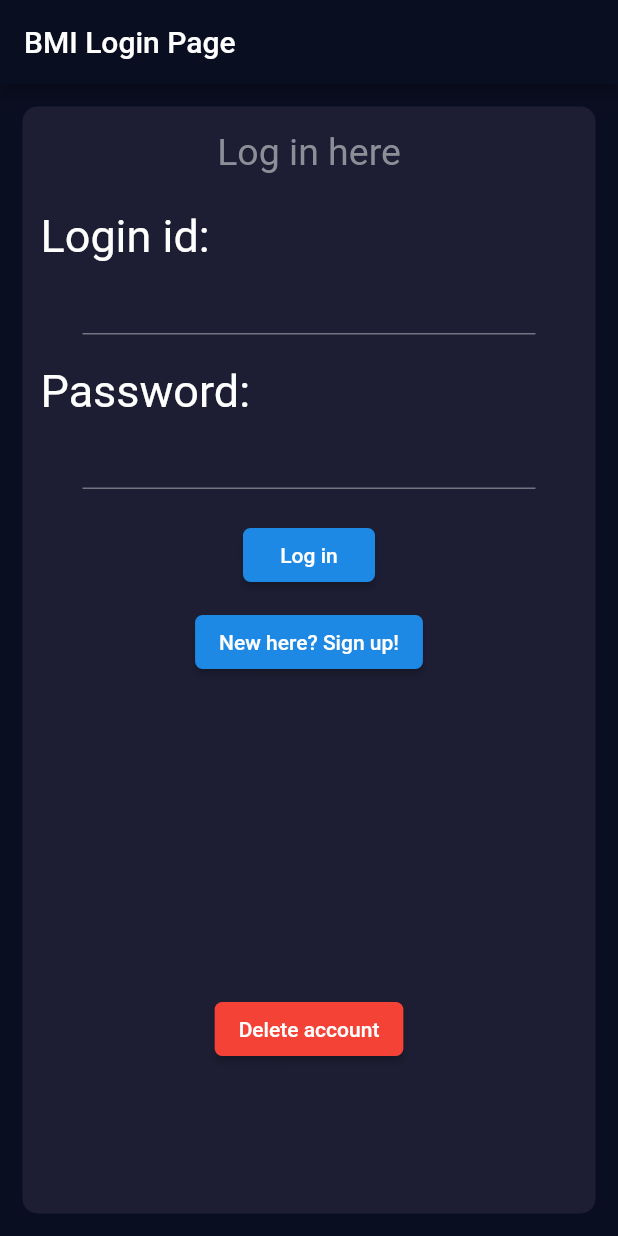
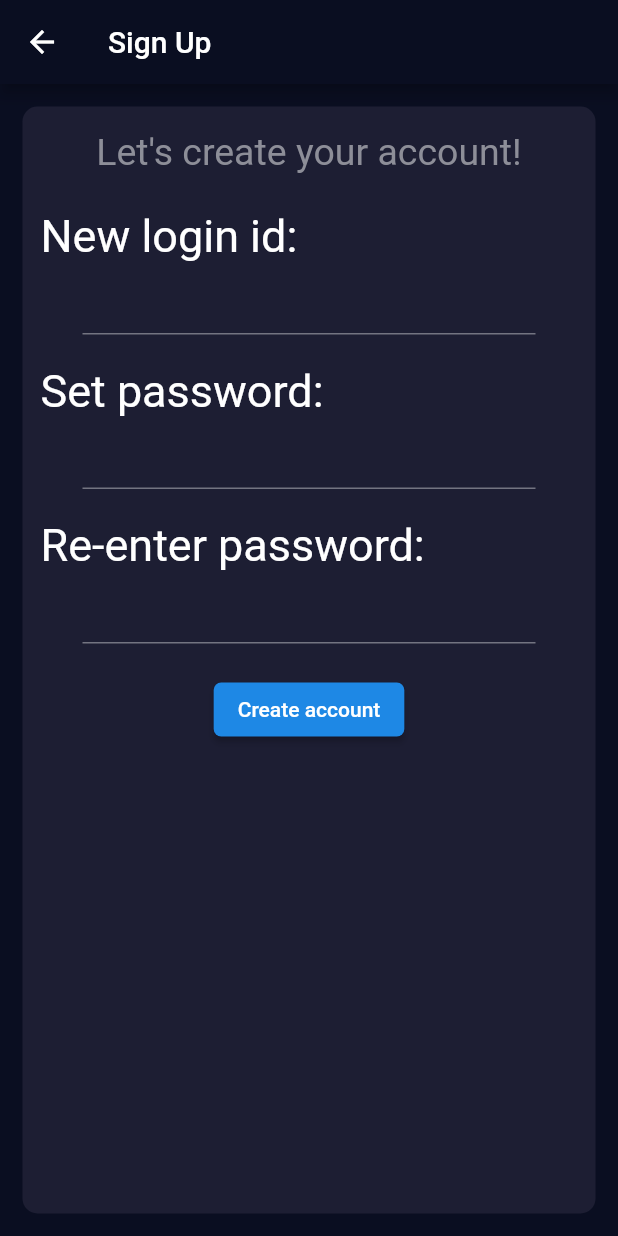
Before and after one commit to ritwik-ghosh153/secure-BMI-app, a Flutter app: the screen it shows after launch, after a tap on "New here? Sign up!", on a phone screen of 412 x 824 dp. Run offline on Flutter 3.47's test engine with Material 2 defaults, Android fonts, the phone set to English and light mode, and no system bars; our stand-ins replace font_awesome_flutter, rflutter_alert.

Commit message:
added sign-in layout, alerts, bmi content

```diff
--- a/lib/main.dart
+++ b/lib/main.dart
@@ -1,4 +1,5 @@
 import 'package:crud_app/homepage.dart';
+import 'package:crud_app/signin.dart';
 import 'package:flutter/material.dart';
 import 'homepage.dart';
 
@@ -13,6 +14,7 @@ class secureBMI extends StatelessWidget {
       initialRoute: '/home',
       routes: {
         '/home': (context) => HomePage(),
+        '/signin': (context) => SignInPage(),
       },
       theme: ThemeData.dark().copyWith(
         primaryColor: Color(0xFF0A0E21),
--- /dev/null
+++ b/lib/signin.dart
@@ -0,0 +1,119 @@
+import 'package:flutter/material.dart';
+import 'reusable_card.dart';
+import 'constants.dart';
+import 'textInnput.dart';
+import 'package:rflutter_alert/rflutter_alert.dart';
+
+class SignInPage extends StatelessWidget {
+  final TextInput id = TextInput();
+  final TextInput pass = TextInput();
+  final TextInput repass= TextInput();
+
+  @override
+  Widget build(BuildContext context) {
+    return Scaffold(
+        appBar: AppBar(
+          title: Text('Sign Up'),
+        ),
+        body: ReusableCard(
+          cardChild: Column(
+            children: <Widget>[
+              Expanded(
+                child: Column(
+                  children: <Widget>[
+                    Padding(
+                      padding:
+                          const EdgeInsets.fromLTRB(16.0, 16.0, 16.0, 24.0),
+                      child: Text('Let\'s create your account!', style: kLabelTextStyle.copyWith(fontSize: 25),
+                      ),
+                    ),
+                    //Login credentials
+                    // Login id
+                    Row(
+                      children: <Widget>[
+                        Padding(
+                          padding: const EdgeInsets.symmetric(horizontal: 12.0),
+                          child: Text('New login id:', style: TextStyle(fontSize: 30.0),
+                          ),
+                        ),
+                      ],
+                    ),
+                    id,
+                    //Password
+                    Row(
+                      children: <Widget>[
+                        Padding(
+                          padding: const EdgeInsets.symmetric(horizontal: 12.0),
+                          child: Text('Set password:', style: TextStyle(fontSize: 30.0)),
+                        ),
+                      ],
+                    ),
+                    pass,
+                    //Re-enter password
+                    Row(
+                      children: <Widget>[
+                        Padding(
+                          padding: const EdgeInsets.symmetric(horizontal: 12.0),
+                          child: Text('Re-enter password:', style: TextStyle(fontSize: 30.0)),
+                        ),
+                      ],
+                    ),
+                    repass,
+                    //Log in button
+                    RaisedButton(
+                        shape: kButtonShape,
+                        child: Text('Create account'),
+                        onPressed: () {
+                          if(id.getText()=='' || pass.getText()=='' || repass==''){
+                            Alert(
+                              style: AlertStyle(
+                                backgroundColor: Colors.white,
+                              ),
+                              context: context,
+                              title: 'OOPS!!',
+                              desc: 'All the fields are required!',
+                              buttons: [
+                                DialogButton(
+                                  child: Text(
+                                    "OKAY",
+                                    style: TextStyle(color: Colors.white, fontSize: 20),
+                                  ),
+                                  onPressed: () => Navigator.pop(context),
+                                  width: 120,
+                                )
+                              ],
+                            ).show();
+                          }
+                          else if(pass.getText()!=repass.getText()){
+                            Alert(
+                              style: AlertStyle(
+                                backgroundColor: Colors.white,
+                              ),
+                              context: context,
+                              title: 'OOPS!!',
+                              desc: 'The passwords do not match :(',
+                              buttons: [
+                                DialogButton(
+                                  child: Text(
+                                    "OKAY",
+                                    style: TextStyle(color: Colors.white, fontSize: 20),
+                                  ),
+                                  onPressed: () { Navigator.pop(context); Navigator.pop(context);},
+                                  width: 120,
+                                )
+                              ],
+                            ).show();
+                          }
+                          //TODO: check database for duplicates, insert new row into database
+                          //TODO: alert that account has been created
+                        }),
+                  ],
+                ),
+              ),
+            ],
+          ),
+          colour: kActiveCardColour,
+        )
+    );
+  }
+}
--- a/pubspec.yaml
+++ b/pubspec.yaml
@@ -23,6 +23,8 @@ dependencies:
   # The following adds the Cupertino Icons font to your application.
   # Use with the CupertinoIcons class for iOS style icons.
   cupertino_icons: ^0.1.2
+  rflutter_alert: ^1.0.3
+  font_awesome_flutter: ^8.8.1
 
 dev_dependencies:
   flutter_test:
```
Also changed, not shown: lib/homepage.dart (+44 -17 lines), lib/icon_content.dart (added, +25 -0 lines), lib/input_page.dart (added, +237 -0 lines), lib/loginpage.dart (deleted), pubspec.lock.
